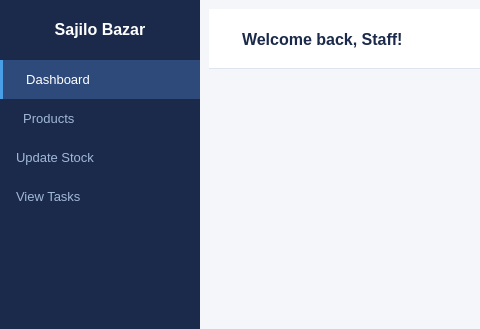
Old version of the form ui/staffdashboard.ui in the repository kriitikat/Sajilo-Bazarr; both pictures show x 0 to 480 and y 0 to 329 of the 900 by 600 pixel window.
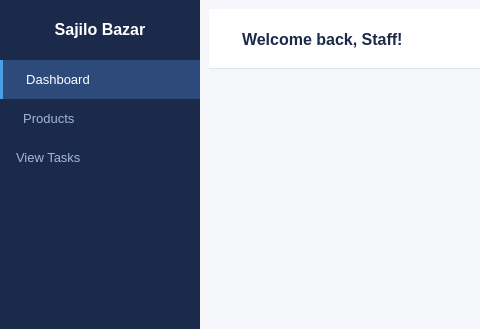
New version of the form.

Commit message: Updated sidebar navigation of staffdashboard

```diff
--- a/ui/staffdashboard.ui
+++ b/ui/staffdashboard.ui
@@ -134,30 +134,6 @@
          </property>
         </widget>
        </item>
-       <item>
-        <widget class="QPushButton" name="btnUpdateStock">
-         <property name="styleSheet">
-          <string>
-QPushButton {
-color: #A0B8D8;
-background-color: transparent;
-border: none;
-padding: 12px 16px;
-text-align: left;
-font-size: 13px;
-}
-
-QPushButton:hover {
-background-color: #2D4A7A;
-color: white;
-}
-          </string>
-         </property>
-         <property name="text">
-          <string>Update Stock</string>
-         </property>
-        </widget>
-       </item>
        <item>
         <widget class="QPushButton" name="btnViewTasks">
          <property name="styleSheet">
```
